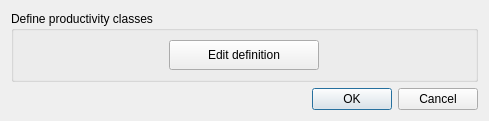
First picture: the form in LDMP/gui/DlgLoadDataProd.ui, repository ConservationInternational/trends.earth, before the edit.
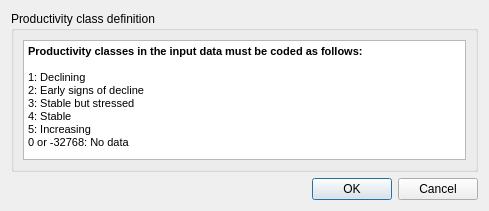
Second picture: the form after the edit.

Commit message: Add note on coding of input data.

```diff
--- a/LDMP/gui/DlgLoadDataProd.ui
+++ b/LDMP/gui/DlgLoadDataProd.ui
@@ -10,7 +10,7 @@
     <x>0</x>
     <y>0</y>
     <width>489</width>
-    <height>110</height>
+    <height>200</height>
    </rect>
   </property>
   <property name="sizePolicy">
@@ -32,28 +32,36 @@
       <bool>true</bool>
      </property>
      <property name="title">
-      <string>Define productivity classes</string>
+      <string>Productivity class definition</string>
      </property>
      <layout class="QGridLayout" name="gridLayout_2">
-      <item row="1" column="0">
-       <widget class="QPushButton" name="btn_agg_edit_def">
-        <property name="enabled">
-         <bool>true</bool>
-        </property>
+      <item row="0" column="0">
+       <widget class="QTextBrowser" name="textBrowser">
         <property name="minimumSize">
          <size>
-          <width>100</width>
-          <height>30</height>
+          <width>0</width>
+          <height>120</height>
          </size>
         </property>
-        <property name="maximumSize">
-         <size>
-          <width>150</width>
-          <height>16777215</height>
-         </size>
+        <property name="autoFillBackground">
+         <bool>false</bool>
         </property>
-        <property name="text">
-         <string>Edit definition</string>
+        <property name="frameShape">
+         <enum>QFrame::StyledPanel</enum>
+        </property>
+        <property name="html">
+         <string>&lt;!DOCTYPE HTML PUBLIC &quot;-//W3C//DTD HTML 4.0//EN&quot; &quot;http://www.w3.org/TR/REC-html40/strict.dtd&quot;&gt;
+&lt;html&gt;&lt;head&gt;&lt;meta name=&quot;qrichtext&quot; content=&quot;1&quot; /&gt;&lt;style type=&quot;text/css&quot;&gt;
+p, li { white-space: pre-wrap; }
+&lt;/style&gt;&lt;/head&gt;&lt;body style=&quot; font-family:'MS Shell Dlg 2'; font-size:8.25pt; font-weight:400; font-style:normal;&quot;&gt;
+&lt;p style=&quot; margin-top:0px; margin-bottom:0px; margin-left:0px; margin-right:0px; -qt-block-indent:0; text-indent:0px;&quot;&gt;&lt;span style=&quot; font-size:8pt; font-weight:600;&quot;&gt;Productivity classes in the input data must be coded as follows:&lt;/span&gt;&lt;/p&gt;
+&lt;p style=&quot;-qt-paragraph-type:empty; margin-top:0px; margin-bottom:0px; margin-left:0px; margin-right:0px; -qt-block-indent:0; text-indent:0px; font-size:8pt;&quot;&gt;&lt;br /&gt;&lt;/p&gt;
+&lt;p style=&quot; margin-top:0px; margin-bottom:0px; margin-left:0px; margin-right:0px; -qt-block-indent:0; text-indent:0px;&quot;&gt;&lt;span style=&quot; font-size:8pt;&quot;&gt;1: Declining&lt;/span&gt;&lt;/p&gt;
+&lt;p style=&quot; margin-top:0px; margin-bottom:0px; margin-left:0px; margin-right:0px; -qt-block-indent:0; text-indent:0px;&quot;&gt;&lt;span style=&quot; font-size:8pt;&quot;&gt;2: Early signs of decline&lt;/span&gt;&lt;/p&gt;
+&lt;p style=&quot; margin-top:0px; margin-bottom:0px; margin-left:0px; margin-right:0px; -qt-block-indent:0; text-indent:0px;&quot;&gt;&lt;span style=&quot; font-size:8pt;&quot;&gt;3: Stable but stressed&lt;/span&gt;&lt;/p&gt;
+&lt;p style=&quot; margin-top:0px; margin-bottom:0px; margin-left:0px; margin-right:0px; -qt-block-indent:0; text-indent:0px;&quot;&gt;&lt;span style=&quot; font-size:8pt;&quot;&gt;4: Stable&lt;/span&gt;&lt;/p&gt;
+&lt;p style=&quot; margin-top:0px; margin-bottom:0px; margin-left:0px; margin-right:0px; -qt-block-indent:0; text-indent:0px;&quot;&gt;&lt;span style=&quot; font-size:8pt;&quot;&gt;5: Increasing&lt;/span&gt;&lt;/p&gt;
+&lt;p style=&quot; margin-top:0px; margin-bottom:0px; margin-left:0px; margin-right:0px; -qt-block-indent:0; text-indent:0px;&quot;&gt;&lt;span style=&quot; font-size:8pt;&quot;&gt;0 or -32768: No data&lt;/span&gt;&lt;/p&gt;&lt;/body&gt;&lt;/html&gt;</string>
         </property>
        </widget>
       </item>
```
